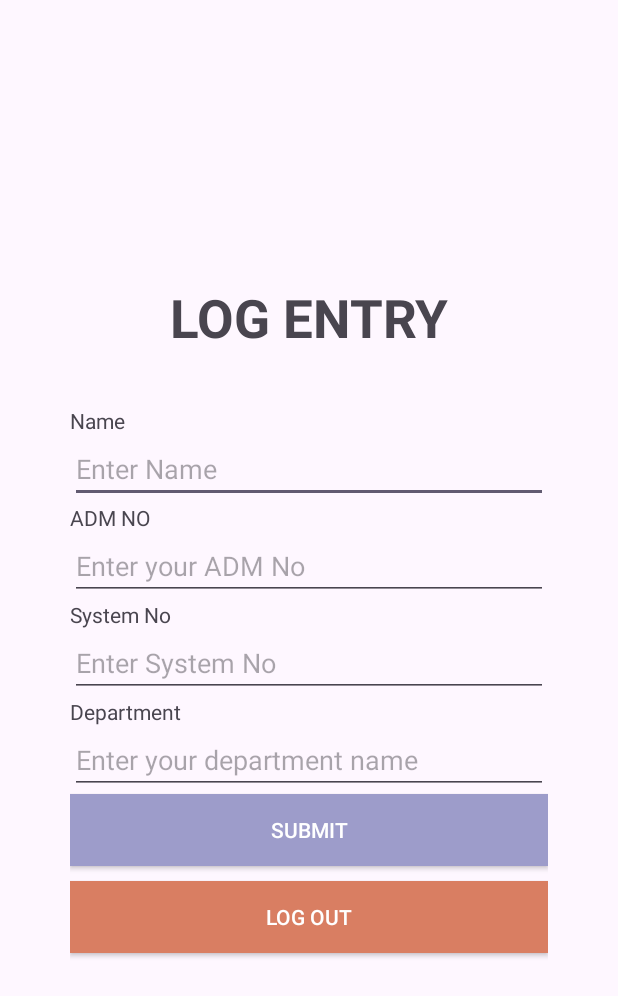
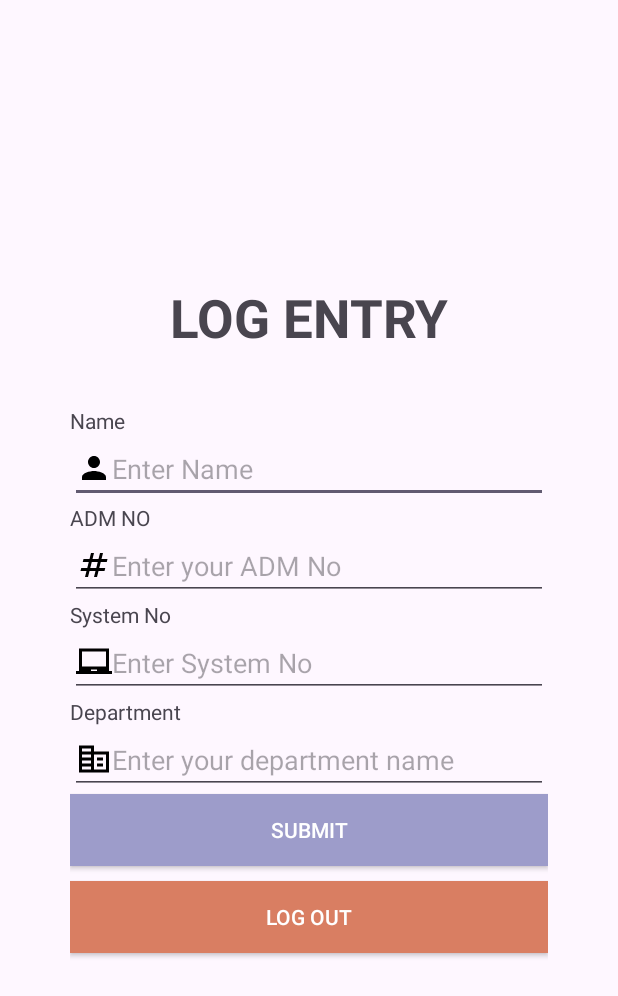
Before and after one commit to Abhijay-Prakash/ENTRY-EXIT-LOG, an Android app: the LogScreen screen opened directly, with no data from a screen before it, on a phone screen of 412 x 824 dp. Shown: the top 996 px of the screen. Run offline under Robolectric (Android 15) with nearby library versions, the phone set to English and light mode, and no system bars.

```diff
--- a/app/src/main/java/com/example/entry_exitlog/LogScreen.java
+++ b/app/src/main/java/com/example/entry_exitlog/LogScreen.java
@@ -1,6 +1,7 @@
 package com.example.entry_exitlog;
 
 import android.content.Intent;
+import android.content.SharedPreferences;
 import android.os.Bundle;
 import android.view.View;
 import android.widget.EditText;
@@ -58,6 +59,10 @@ public class LogScreen extends AppCompatActivity {
         b2.setOnClickListener(new View.OnClickListener() {
             @Override
             public void onClick(View v) {
+                SharedPreferences pre=getSharedPreferences("Log",MODE_PRIVATE);
+                SharedPreferences.Editor editor = pre.edit();
+                editor.clear();
+                editor.apply();
                 Intent i=new Intent(getApplicationContext(), MainActivity.class);
                 startActivity(i);
                 LocalTime currentTime=LocalTime.now();
--- /dev/null
+++ b/app/src/main/res/drawable/adm.xml
@@ -0,0 +1,5 @@
+<vector xmlns:android="http://schemas.android.com/apk/res/android" android:height="24dp" android:tint="#000000" android:viewportHeight="24" android:viewportWidth="24" android:width="24dp">
+
+    <path android:fillColor="@android:color/white" android:pathData="M20.5,10L21,8h-4l1,-4h-2l-1,4h-4l1,-4h-2L9,8H5l-0.5,2h4l-1,4h-4L3,16h4l-1,4h2l1,-4h4l-1,4h2l1,-4h4l0.5,-2h-4l1,-4H20.5zM13.5,14h-4l1,-4h4L13.5,14z"/>
+
+</vector>
--- /dev/null
+++ b/app/src/main/res/drawable/contact.xml
@@ -0,0 +1,5 @@
+<vector xmlns:android="http://schemas.android.com/apk/res/android" android:height="24dp" android:tint="#000000" android:viewportHeight="24" android:viewportWidth="24" android:width="24dp">
+
+    <path android:fillColor="@android:color/white" android:pathData="M12,12c2.21,0 4,-1.79 4,-4s-1.79,-4 -4,-4 -4,1.79 -4,4 1.79,4 4,4zM12,14c-2.67,0 -8,1.34 -8,4v2h16v-2c0,-2.66 -5.33,-4 -8,-4z"/>
+
+</vector>
--- /dev/null
+++ b/app/src/main/res/drawable/dept.xml
@@ -0,0 +1,5 @@
+<vector xmlns:android="http://schemas.android.com/apk/res/android" android:height="24dp" android:tint="#000000" android:viewportHeight="24" android:viewportWidth="24" android:width="24dp">
+
+    <path android:fillColor="@android:color/white" android:pathData="M12,7V3H2v18h20V7H12zM10,19H4v-2h6V19zM10,15H4v-2h6V15zM10,11H4V9h6V11zM10,7H4V5h6V7zM20,19h-8V9h8V19zM18,11h-4v2h4V11zM18,15h-4v2h4V15z"/>
+
+</vector>
--- /dev/null
+++ b/app/src/main/res/drawable/lock.xml
@@ -0,0 +1,5 @@
+<vector xmlns:android="http://schemas.android.com/apk/res/android" android:height="24dp" android:tint="#000000" android:viewportHeight="24" android:viewportWidth="24" android:width="24dp">
+
+    <path android:fillColor="@android:color/white" android:pathData="M18,8h-1L17,6c0,-2.76 -2.24,-5 -5,-5S7,3.24 7,6v2L6,8c-1.1,0 -2,0.9 -2,2v10c0,1.1 0.9,2 2,2h12c1.1,0 2,-0.9 2,-2L20,10c0,-1.1 -0.9,-2 -2,-2zM12,17c-1.1,0 -2,-0.9 -2,-2s0.9,-2 2,-2 2,0.9 2,2 -0.9,2 -2,2zM15.1,8L8.9,8L8.9,6c0,-1.71 1.39,-3.1 3.1,-3.1 1.71,0 3.1,1.39 3.1,3.1v2z"/>
+
+</vector>
--- /dev/null
+++ b/app/src/main/res/drawable/sys.xml
@@ -0,0 +1,5 @@
+<vector xmlns:android="http://schemas.android.com/apk/res/android" android:height="24dp" android:tint="#000000" android:viewportHeight="24" android:viewportWidth="24" android:width="24dp">
+
+    <path android:fillColor="@android:color/white" android:pathData="M22,18L22,3L2,3v15L0,18v2h24v-2h-2zM14,18h-4v-1h4v1zM20,15L4,15L4,5h16v10z"/>
+
+</vector>
--- a/app/src/main/res/layout/activity_log_screen.xml
+++ b/app/src/main/res/layout/activity_log_screen.xml
@@ -18,6 +18,7 @@
         android:text="Name"
         android:layout_height="wrap_content"/>
     <EditText
+        android:drawableLeft="@drawable/contact"
         android:id="@+id/ed1"
         android:layout_width="match_parent"
         android:layout_height="wrap_content"
@@ -28,6 +29,7 @@
         android:layout_height="wrap_content"
         android:text="ADM NO"/>
     <EditText
+        android:drawableLeft="@drawable/adm"
         android:id="@+id/ed2"
         android:layout_width="match_parent"
         android:layout_height="wrap_content"
@@ -38,17 +40,19 @@
         android:layout_height="wrap_content"
         android:text="System No"/>
     <EditText
+        android:drawableLeft="@drawable/sys"
         android:id="@+id/ed3"
         android:inputType="number"
         android:layout_width="match_parent"
         android:layout_height="wrap_content"
-        android:hint="Enter System No"/>3
+        android:hint="Enter System No"/>
 
     <TextView
         android:layout_width="match_parent"
         android:layout_height="wrap_content"
         android:text="Department"/>
     <EditText
+        android:drawableLeft="@drawable/dept"
         android:id="@+id/ed4"
         android:layout_width="match_parent"
         android:layout_height="wrap_content"
--- a/app/src/main/res/values/colors.xml
+++ b/app/src/main/res/values/colors.xml
@@ -2,4 +2,5 @@
 <resources>
     <color name="black">#FF000000</color>
     <color name="white">#FFFFFFFF</color>
+    <color name="d97e62">#D97E62</color>
 </resources>
```
Also changed, not shown: app/src/main/java/com/example/entry_exitlog/MainActivity.java (+13 -0 lines), app/src/main/res/drawable/gradient.xml (added, +8 -0 lines), app/src/main/res/layout/activity_main.xml (+9 -9 lines), app/src/main/res/FisatLogo.png (added), app/src/main/res/drawable/fisatlogo.png (added).
